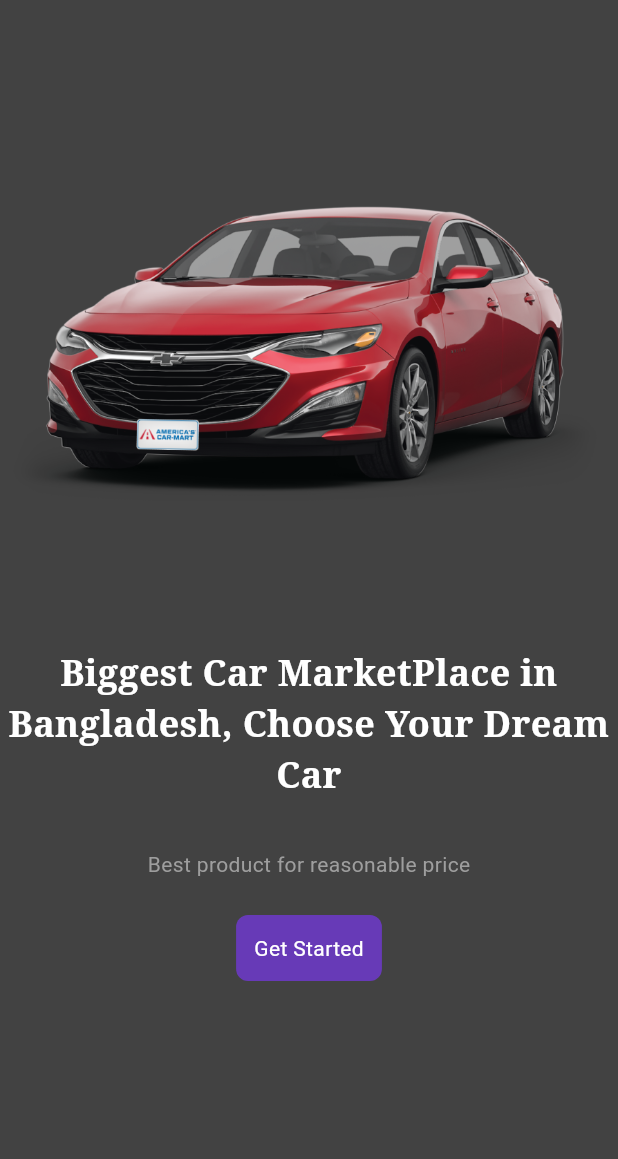
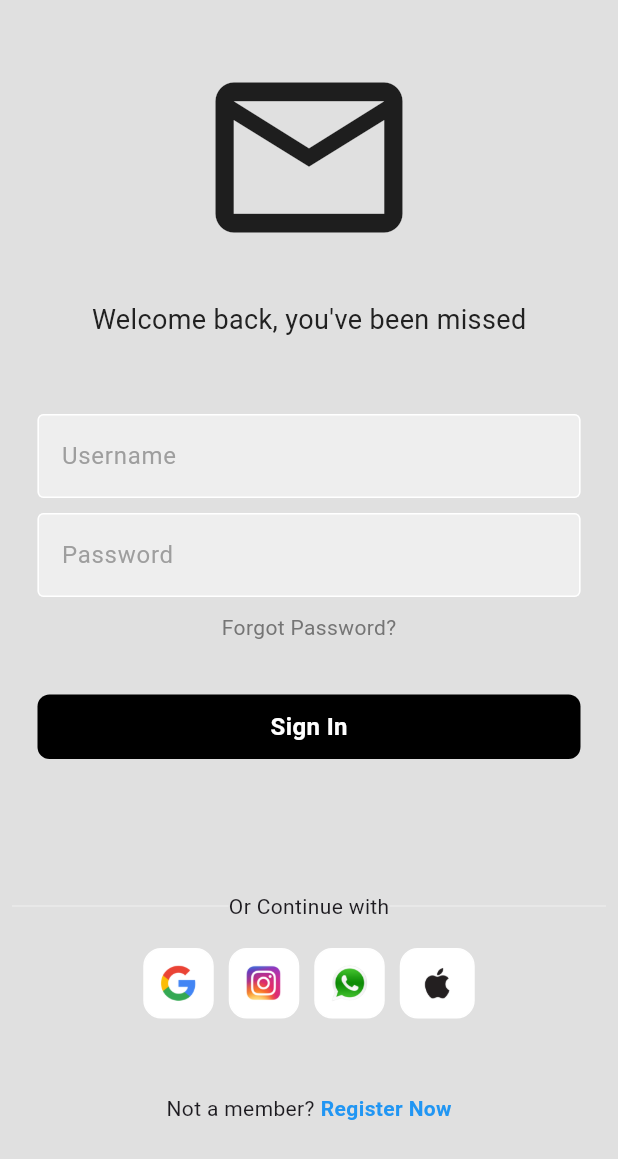
Before and after one commit to FahimAfridi10/FlutterBabu, a Flutter app: the screen it shows after launch, on a phone screen of 412 x 824 dp. Shown: the top 1159 px of the screen. Run offline on Flutter 3.47's test engine with Material 3 defaults, Android fonts, the phone set to English and light mode, and no system bars; our stand-ins replace google_fonts.

Commit message:
4th commit, added login page

```diff
--- a/lib/components/category_item_list.dart
+++ b/lib/components/category_item_list.dart
@@ -2,7 +2,7 @@ import 'package:flutter/material.dart';
 
 class CategoryItemList extends StatelessWidget {
 
-  final String itemName;
+  final String  itemName;
   final String itemPrice;
   final String imagePath;
   final color;
--- /dev/null
+++ b/lib/components/login_button.dart
@@ -0,0 +1,42 @@
+import 'package:flutter/material.dart';
+
+import '../pages/intro_page.dart';
+
+class MyButton extends StatelessWidget {
+
+  final Function()? onTap;
+  const MyButton({super.key, required this.onTap});
+
+
+  @override
+  Widget build(BuildContext context) {
+    return GestureDetector(
+      onTap: () => Navigator.pushReplacement(
+        context,
+        MaterialPageRoute(
+          builder: (context) {
+            return const IntroPage();
+          },
+        ),
+      ),
+      child: Container(
+        decoration: BoxDecoration(
+            borderRadius: BorderRadius.circular(8),
+            color: Colors.black
+        ),
+        padding: const EdgeInsets.all(10), //for text padding
+        margin: const EdgeInsets.symmetric(horizontal: 25), //for container padding,
+        child: Center(
+          child: const Text(
+            "Sign In",
+            style: TextStyle(
+                color: Colors.white,
+                fontWeight: FontWeight.bold,
+                fontSize: 16
+            ),
+          ),
+        ),
+      ),
+    );
+  }
+}
--- /dev/null
+++ b/lib/components/login_images.dart
@@ -0,0 +1,22 @@
+import 'package:flutter/material.dart';
+
+class LoginImages extends StatelessWidget {
+  final String imagePath;
+  const LoginImages({super.key, required this.imagePath});
+
+  @override
+  Widget build(BuildContext context) {
+    return Container(
+      padding: EdgeInsets.all(10),
+      decoration: BoxDecoration(
+        border: Border.all(color: Colors.white),
+        borderRadius: BorderRadius.circular(12),
+        color: Colors.white
+      ),
+      child: Image.asset(
+        imagePath,
+        height: 25,
+      ),
+    );
+  }
+}
--- /dev/null
+++ b/lib/components/text_field.dart
@@ -0,0 +1,37 @@
+import 'package:flutter/material.dart';
+
+class MyTextField extends StatelessWidget {
+  final controller;
+  final String hintText;
+  final bool obscureText;
+
+  const MyTextField({
+    super.key,
+    required this.controller,
+    required this.hintText,
+    required this.obscureText
+  });
+
+  @override
+  Widget build(BuildContext context) {
+    return Padding(
+      padding: const EdgeInsets.symmetric(horizontal: 25.0),
+      child: TextField(
+        controller: controller,
+        obscureText: obscureText,
+        decoration: InputDecoration(
+          enabledBorder: OutlineInputBorder(
+              borderSide: BorderSide(color: Colors.white)
+          ),
+          focusedBorder: OutlineInputBorder(
+              borderSide: BorderSide(color: Colors.grey.shade400)
+          ),
+          fillColor: Colors.grey.shade200,
+          filled: true,
+          hintText: hintText,
+          hintStyle: TextStyle(color: Colors.grey[500])
+        ),
+      ),
+    );
+  }
+}
--- a/lib/main.dart
+++ b/lib/main.dart
@@ -1,7 +1,7 @@
 import 'package:flutter/material.dart';
 import 'package:provider/provider.dart';
 import 'package:shopapp/model/list_model.dart';
-import 'package:shopapp/pages/intro_page.dart';
+import 'package:shopapp/pages/login_page.dart';
 
 void main() {
   runApp(const MyApp());
@@ -14,9 +14,9 @@ class MyApp extends StatelessWidget {
   Widget build(BuildContext context) {
     return ChangeNotifierProvider(
       create: (context) => CartModel(),
-      child: const MaterialApp(
+      child: MaterialApp(
         debugShowCheckedModeBanner: false,
-        home: IntroPage()
+        home: LoginPage()
       )
     );
   }
--- a/lib/pages/intro_page.dart
+++ b/lib/pages/intro_page.dart
@@ -9,7 +9,7 @@ class IntroPage extends StatelessWidget {
   Widget build(BuildContext context) {
     return Scaffold(
       body: Container(
-        color: Colors.grey[800],
+        color: Colors.grey[700],
         child: Column(
           //mainAxisAlignment: MainAxisAlignment.spaceEvenly,
           children: [
--- /dev/null
+++ b/lib/pages/login_page.dart
@@ -0,0 +1,144 @@
+import 'package:flutter/material.dart';
+import 'package:shopapp/components/login_button.dart';
+import 'package:shopapp/components/text_field.dart';
+import 'package:shopapp/pages/intro_page.dart';
+import '../components/login_images.dart';
+
+class LoginPage extends StatelessWidget {
+  LoginPage({super.key});
+
+  //text editing controllers
+  final usernameController = TextEditingController();
+  final passwordController = TextEditingController();
+
+  //sign user in method
+  void signUserIn(){
+    //print('Sign User In');
+  }
+
+  @override
+  Widget build(BuildContext context) {
+    return Scaffold(
+      backgroundColor: Colors.grey[300],
+
+      body: SafeArea(
+        child: Center(
+          child: Column(
+            children: [
+
+              const SizedBox(height: 30),
+
+              ////logo
+              const Icon(
+                Icons.email_outlined,
+                size: 150,
+              ),
+
+              const SizedBox(height: 20),
+
+              ////welcome back, you've been missed!
+              Text(
+                'Welcome back, you\'ve been missed',
+                style: TextStyle(
+                    color: Colors.grey[900],
+                  fontSize: 18
+                ),
+              ),
+
+              const SizedBox(height: 50),
+
+              ////username textField
+              MyTextField(
+                controller: usernameController,
+                hintText: 'Username',
+                obscureText: false,
+              ),
+
+              const SizedBox(height: 10),
+
+              ////password textField
+              MyTextField(
+                controller: passwordController,
+                hintText: 'Password',
+                obscureText: true,
+              ),
+
+              const SizedBox(height: 10),
+
+              ////forgot password?
+              Text('Forgot Password?', style: TextStyle(color: Colors.grey[600]),),
+
+
+              const SizedBox(height: 35),
+
+              ////sign in button
+              MyButton(
+                onTap: signUserIn,
+              ),
+
+              const SizedBox(height: 80),
+
+              ////or continue with
+              Padding(
+                padding: const EdgeInsets.all(8.0),
+                child: Row(
+                  children: [
+                    Expanded(
+                        child: Divider(
+                          thickness: 0.5,
+                          color: Colors.grey[100],
+                        )
+                    ),
+                    Text('Or Continue with'),
+                    Expanded(
+                        child: Divider(
+                          thickness: 0.5,
+                          color: Colors.grey[100],
+                        ),
+                    )
+                  ],
+                ),
+              ),
+
+              const SizedBox(height: 10),
+
+
+              ////google+apple sign in buttons
+              Row(
+                mainAxisAlignment: MainAxisAlignment.center,
+                children: const [
+                  LoginImages(imagePath: 'lib/images/google.png'),
+                  SizedBox(width: 10),
+                  LoginImages(imagePath: 'lib/images/instagram.png'),
+                  SizedBox(width: 10),
+                  LoginImages(imagePath: 'lib/images/whatsapp.png'),
+                  SizedBox(width: 10),
+                  LoginImages(imagePath: 'lib/images/apple.png'),
+                ]
+              ),
+
+
+              const SizedBox(height: 50),
+              ////not a member? register now
+              Row(
+                mainAxisAlignment: MainAxisAlignment.center,
+                children: [
+                  Text('Not a member?'),
+                  const SizedBox(width: 4),
+                  Text(
+                    'Register Now',
+                    style: TextStyle(
+                      fontWeight: FontWeight.bold,
+                      color: Colors.blue
+                    ),
+                  )
+                ],
+              ),
+
+            ],
+          ),
+        ),
+      )
+    );
+  }
+}
```
Also changed, not shown: lib/pages/home_page.dart (+13 -16 lines), lib/images/apple.png (added), lib/images/google.png (added), lib/images/instagram.png (added), lib/images/whatsapp.png (added).
